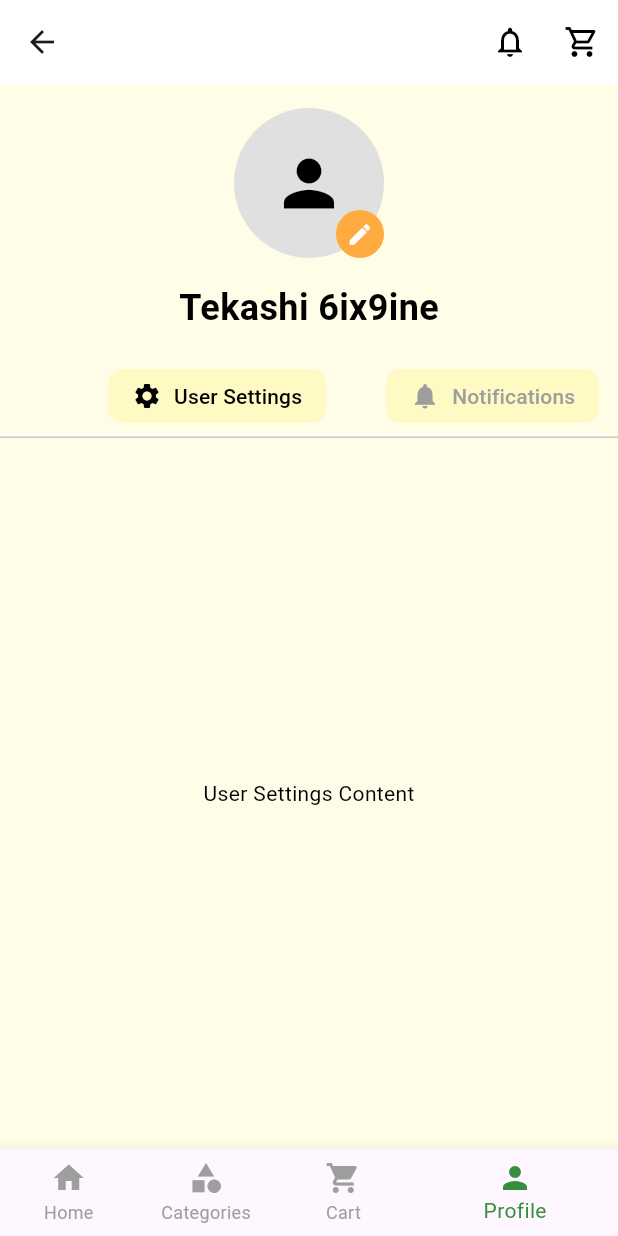
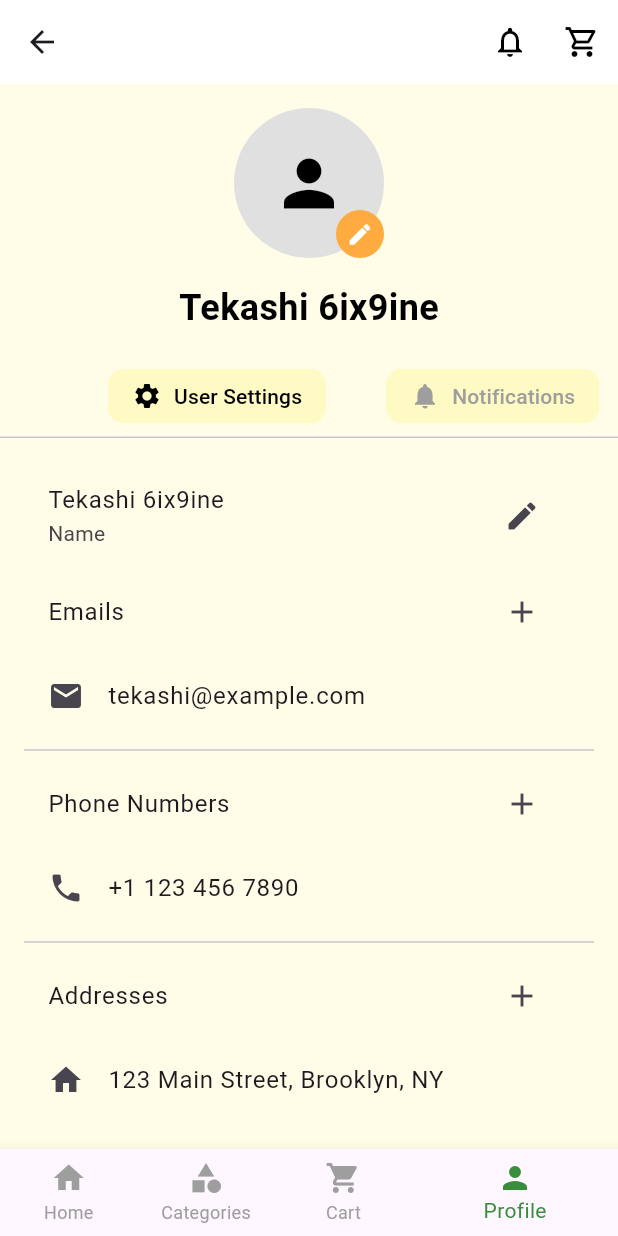
Before and after one commit to Team-Dev-Alliance/aththatu, a Flutter app: the ProfilePage screen opened by its route, on a phone screen of 412 x 824 dp. Run offline on Flutter 3.47's test engine with Material 3 defaults, Android fonts, the phone set to English and light mode, and no system bars; our stand-ins replace fl_chart, image_picker.

Commit message:
Create user settings tab client side

```diff
--- a/client/aththatu/lib/Profile/user_settings_tab.dart
+++ b/client/aththatu/lib/Profile/user_settings_tab.dart
@@ -1,12 +1,173 @@
 import 'package:flutter/material.dart';
 
-class UserSettingsTab extends StatelessWidget {
+class UserSettingsTab extends StatefulWidget {
   const UserSettingsTab({super.key});
 
   @override
+  State<UserSettingsTab> createState() => _UserSettingsTabState();
+}
+
+class _UserSettingsTabState extends State<UserSettingsTab> {
+  String userName = "Tekashi 6ix9ine";
+  List<String> emails = ["tekashi@example.com"];
+  List<String> phoneNumbers = ["+1 123 456 7890"];
+  List<String> addresses = ["123 Main Street, Brooklyn, NY"];
+
+  void _editName() async {
+    final controller = TextEditingController(text: userName);
+    final newName = await showDialog<String>(
+      context: context,
+      builder: (context) => AlertDialog(
+        title: const Text("Edit Name"),
+        content: TextField(
+          controller: controller,
+          decoration: const InputDecoration(labelText: "Name"),
+        ),
+        actions: [
+          TextButton(onPressed: () => Navigator.pop(context), child: const Text("Cancel")),
+          ElevatedButton(
+              onPressed: () => Navigator.pop(context, controller.text),
+              child: const Text("Save"))
+        ],
+      ),
+    );
+
+    if (newName != null && newName.trim().isNotEmpty) {
+      setState(() {
+        userName = newName.trim();
+      });
+    }
+  }
+
+  void _addPhoneNumber() async {
+    final controller = TextEditingController();
+    final newPhone = await showDialog<String>(
+      context: context,
+      builder: (context) => AlertDialog(
+        title: const Text("Add Phone Number"),
+        content: TextField(
+          controller: controller,
+          keyboardType: TextInputType.phone,
+          decoration: const InputDecoration(labelText: "Phone Number"),
+        ),
+        actions: [
+          TextButton(onPressed: () => Navigator.pop(context), child: const Text("Cancel")),
+          ElevatedButton(
+              onPressed: () => Navigator.pop(context, controller.text),
+              child: const Text("Add"))
+        ],
+      ),
+    );
+
+    if (newPhone != null && newPhone.trim().isNotEmpty) {
+      setState(() {
+        phoneNumbers.add(newPhone.trim());
+      });
+    }
+  }
+
+  void _addAddress() async {
+    final controller = TextEditingController();
+    final newAddress = await showDialog<String>(
+      context: context,
+      builder: (context) => AlertDialog(
+        title: const Text("Add Address"),
+        content: TextField(
+          controller: controller,
+          decoration: const InputDecoration(labelText: "Address"),
+        ),
+        actions: [
+          TextButton(onPressed: () => Navigator.pop(context), child: const Text("Cancel")),
+          ElevatedButton(
+              onPressed: () => Navigator.pop(context, controller.text),
+              child: const Text("Add"))
+        ],
+      ),
+    );
+
+    if (newAddress != null && newAddress.trim().isNotEmpty) {
+      setState(() {
+        addresses.add(newAddress.trim());
+      });
+    }
+  }
+
+  void _addEmail() async {
+    final controller = TextEditingController();
+    final newEmail = await showDialog<String>(
+      context: context,
+      builder: (context) => AlertDialog(
+        title: const Text("Add Email"),
+        content: TextField(
+          controller: controller,
+          keyboardType: TextInputType.emailAddress,
+          decoration: const InputDecoration(labelText: "Email"),
+        ),
+        actions: [
+          TextButton(onPressed: () => Navigator.pop(context), child: const Text("Cancel")),
+          ElevatedButton(
+              onPressed: () => Navigator.pop(context, controller.text),
+              child: const Text("Add"))
+        ],
+      ),
+    );
+
+    if (newEmail != null && newEmail.trim().isNotEmpty) {
+      setState(() {
+        emails.add(newEmail.trim());
+      });
+    }
+  }
+
+  @override
   Widget build(BuildContext context) {
-    return const Center(
-      child: Text('User Settings Content'),
+    return ListView(
+      padding: const EdgeInsets.all(16),
+      children: [
+        ListTile(
+          title: Text(userName),
+          subtitle: const Text("Name"),
+          trailing: IconButton(
+            icon: const Icon(Icons.edit),
+            onPressed: _editName,
+          ),
+        ),
+        ListTile(
+          title: const Text("Emails"),
+          trailing: IconButton(
+            icon: const Icon(Icons.add),
+            onPressed: _addEmail,
+          ),
+        ),
+        ...emails.map((email) => ListTile(
+              title: Text(email),
+              leading: const Icon(Icons.email),
+            )),
+        const Divider(),
+        ListTile(
+          title: const Text("Phone Numbers"),
+          trailing: IconButton(
+            icon: const Icon(Icons.add),
+            onPressed: _addPhoneNumber,
+          ),
+        ),
+        ...phoneNumbers.map((phone) => ListTile(
+              title: Text(phone),
+              leading: const Icon(Icons.phone),
+            )),
+        const Divider(),
+        ListTile(
+          title: const Text("Addresses"),
+          trailing: IconButton(
+            icon: const Icon(Icons.add),
+            onPressed: _addAddress,
+          ),
+        ),
+        ...addresses.map((addr) => ListTile(
+              title: Text(addr),
+              leading: const Icon(Icons.home),
+            )),
+      ],
     );
   }
 }
```
